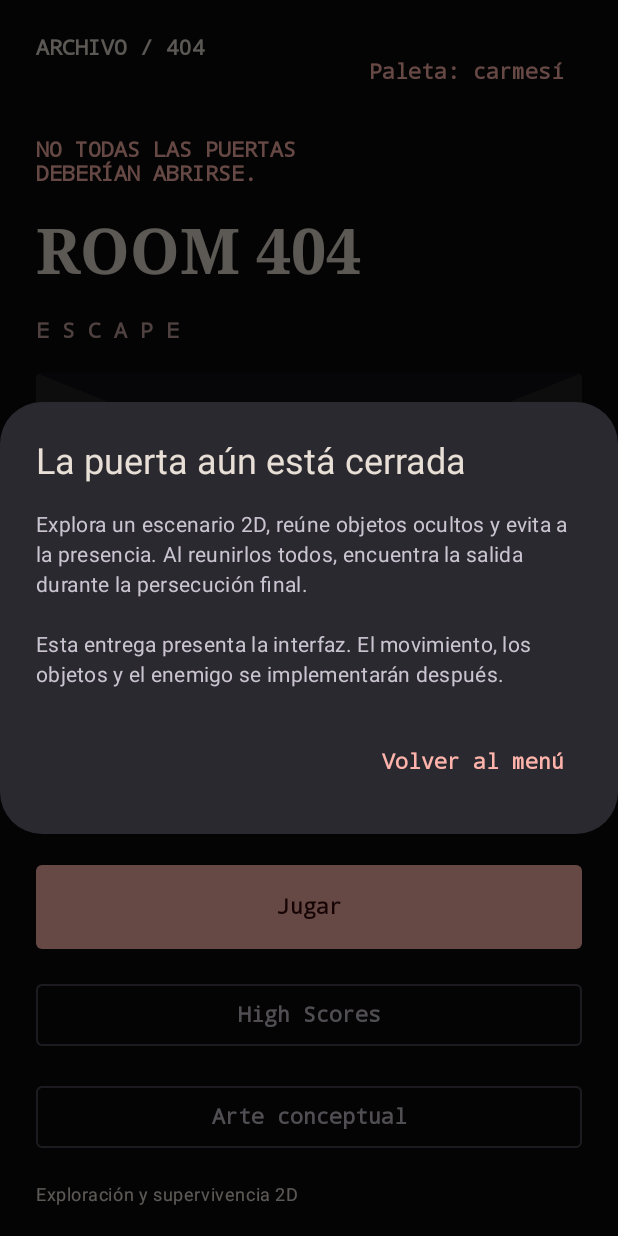
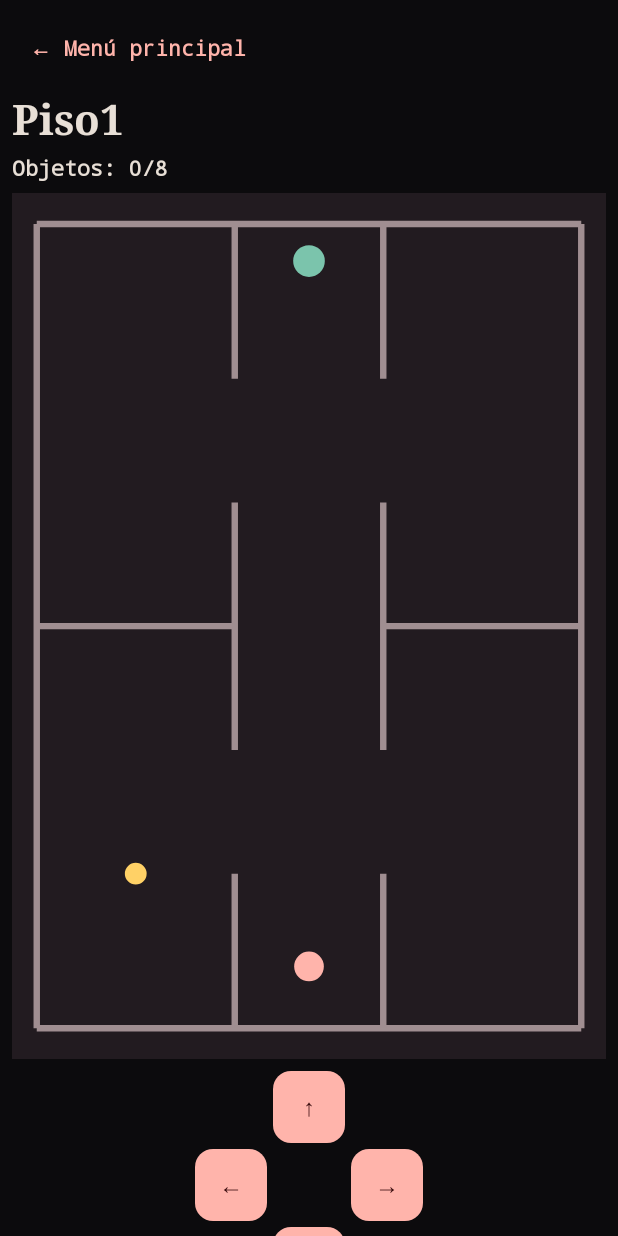
Before and after one commit to Alexeidgo/ProyectoFinal_JuegoAndroid_EscapeRoom, an Android app built with Jetpack Compose: the screen it shows after launch (MainActivity), after a tap on "Jugar", on a phone screen of 412 x 824 dp. Run offline under Robolectric (Android 15) with nearby library versions, the phone set to English and light mode, and no system bars.

Commit message:
Avances del mapa del Escape Room

```diff
--- a/app/src/main/java/mx/unam/room404escape/MainActivity.kt
+++ b/app/src/main/java/mx/unam/room404escape/MainActivity.kt
@@ -31,23 +31,27 @@ class MainActivity : ComponentActivity() {
 @Composable
 fun EscapeApp(vm: EscapeViewModel = viewModel()) {
     val s = vm.state
+    val isPlaying = s.screen == Screen.GAME
     HorrorTheme(s.alternate) {
         BackHandler(enabled = s.screen != Screen.MENU && !s.showIntroduction) { vm.navigate(Screen.MENU) }
         Scaffold(containerColor = MaterialTheme.colorScheme.background) { padding ->
-            Column(Modifier.fillMaxSize().padding(padding).verticalScroll(rememberScrollState()).padding(24.dp),
-                verticalArrangement = Arrangement.spacedBy(20.dp)) {
-                Row(Modifier.fillMaxWidth(), horizontalArrangement = Arrangement.SpaceBetween) {
-                    Text("ARCHIVO / 404", style = MaterialTheme.typography.labelLarge)
-                    TextButton(onClick = vm::toggleTheme) { Text(if (s.alternate) "Paleta: ceniza" else "Paleta: carmesí") }
+            Column(Modifier.fillMaxSize().padding(padding).verticalScroll(rememberScrollState()).padding(if (isPlaying) 8.dp else 24.dp),
+                verticalArrangement = Arrangement.spacedBy(if (isPlaying) 8.dp else 20.dp)) {
+                if (!isPlaying) {
+                    Row(Modifier.fillMaxWidth(), horizontalArrangement = Arrangement.SpaceBetween) {
+                        Text("ARCHIVO / 404", style = MaterialTheme.typography.labelLarge)
+                        TextButton(onClick = vm::toggleTheme) { Text(if (s.alternate) "Paleta: ceniza" else "Paleta: carmesí") }
+                    }
                 }
                 when(s.screen) {
+                    Screen.GAME -> GameScreen(onBack = { vm.navigate(Screen.MENU) })
                     Screen.MENU -> {
                         Text("NO TODAS LAS PUERTAS\nDEBERÍAN ABRIRSE.", style = MaterialTheme.typography.labelLarge, color = MaterialTheme.colorScheme.primary)
                         Text("ROOM 404", style = MaterialTheme.typography.headlineLarge)
                         Text("E S C A P E", style = MaterialTheme.typography.labelLarge, color = MaterialTheme.colorScheme.secondary)
                         Illustration(R.drawable.corridor, "Pasillo oscuro hacia la puerta 404, con una silueta al fondo")
                         Text("Despertaste en una habitación desconocida. Encuentra lo que falta antes de que la oscuridad te encuentre a ti.", style = MaterialTheme.typography.bodyLarge)
-                        Button(onClick = { vm.introduction(true) }, modifier = Modifier.fillMaxWidth().heightIn(min = 56.dp), shape = RoundedCornerShape(4.dp)) { Text("Jugar") }
+                        Button(onClick = { vm.navigate(Screen.GAME) }, modifier = Modifier.fillMaxWidth().heightIn(min = 56.dp), shape = RoundedCornerShape(4.dp)) { Text("Jugar") }
                         OutlinedButton(onClick = { vm.navigate(Screen.SCORES) }, modifier = Modifier.fillMaxWidth(), shape = RoundedCornerShape(4.dp)) { Text("High Scores") }
                         OutlinedButton(onClick = { vm.navigate(Screen.ART) }, modifier = Modifier.fillMaxWidth(), shape = RoundedCornerShape(4.dp)) { Text("Arte conceptual") }
                         Text("Exploración y supervivencia 2D", style = MaterialTheme.typography.bodySmall)
@@ -55,7 +59,7 @@ fun EscapeApp(vm: EscapeViewModel = viewModel()) {
                     Screen.SCORES -> {
                         BackToMenu(vm)
                         Text("LOS QUE ESCAPARON", style = MaterialTheme.typography.labelLarge, color = MaterialTheme.colorScheme.primary)
-                        Text("High Scores", style = MaterialTheme.typography.headlineLarge)
+                        Text("Puntuaciones", style = MaterialTheme.typography.headlineLarge)
                         Text("Datos de demostración · Sin conexión a Firebase", style = MaterialTheme.typography.bodyMedium)
                         vm.scores.forEachIndexed { index, score ->
                             Card(shape = RoundedCornerShape(4.dp)) {
@@ -81,17 +85,19 @@ fun EscapeApp(vm: EscapeViewModel = viewModel()) {
                         Text(art.title, style = MaterialTheme.typography.headlineMedium)
                         Text(art.description, style = MaterialTheme.typography.bodyLarge)
                     }
+
                 }
-                HorizontalDivider()
-                Text("ROOM 404: ESCAPE / PROTOTIPO DE INTERFAZ", style = MaterialTheme.typography.labelSmall, color = MaterialTheme.colorScheme.secondary)
+                if (!isPlaying) {
+                    HorizontalDivider()
+                    Text(
+                        "ROOM 404: ESCAPE / PROTOTIPO DE INTERFAZ",
+                        style = MaterialTheme.typography.labelSmall,
+                        color = MaterialTheme.colorScheme.secondary
+                    )
+                }
             }
         }
-        if(s.showIntroduction) AlertDialog(
-            onDismissRequest = { vm.introduction(false) },
-            title = { Text("La puerta aún está cerrada") },
-            text = { Text("Explora un escenario 2D, reúne objetos ocultos y evita a la presencia. Al reunirlos todos, encuentra la salida durante la persecución final.\n\nEsta entrega presenta la interfaz. El movimiento, los objetos y el enemigo se implementarán después.") },
-            confirmButton = { TextButton(onClick = { vm.introduction(false) }) { Text("Volver al menú") } }
-        )
+
     }
 }
 @Composable
--- a/app/src/main/java/mx/unam/room404escape/ui/EscapeViewModel.kt
+++ b/app/src/main/java/mx/unam/room404escape/ui/EscapeViewModel.kt
@@ -7,7 +7,7 @@ import androidx.lifecycle.SavedStateHandle
 import androidx.lifecycle.ViewModel
 import mx.unam.room404escape.data.*
 
-enum class Screen { MENU, SCORES, ART }
+enum class Screen { MENU, SCORES, ART , GAME}
 data class EscapeUiState(
     val screen: Screen = Screen.MENU,
     val alternate: Boolean = false,
--- /dev/null
+++ b/app/src/main/java/mx/unam/room404escape/ui/GameScreen.kt
@@ -0,0 +1,262 @@
+package mx.unam.room404escape.ui
+
+import androidx.compose.foundation.Canvas
+import androidx.compose.foundation.layout.aspectRatio
+import androidx.compose.foundation.layout.fillMaxWidth
+import androidx.compose.material3.MaterialTheme
+import androidx.compose.material3.Text
+import androidx.compose.material3.TextButton
+import androidx.compose.runtime.Composable
+import androidx.compose.ui.Modifier
+import androidx.compose.ui.geometry.Offset
+import androidx.compose.ui.graphics.Color
+import androidx.compose.ui.semantics.contentDescription
+import androidx.compose.ui.semantics.semantics
+
+//Colisiones Y lógica Juego
+import androidx.compose.foundation.layout.Arrangement
+import androidx.compose.foundation.layout.Row
+import androidx.compose.material3.Button
+import androidx.compose.runtime.getValue
+import androidx.compose.runtime.mutableFloatStateOf
+import androidx.compose.runtime.saveable.rememberSaveable
+import androidx.compose.runtime.setValue
+import androidx.compose.ui.unit.dp
+
+//MovimientoFluido
+import androidx.compose.foundation.gestures.detectTapGestures
+import androidx.compose.foundation.layout.Box
+import androidx.compose.foundation.layout.size
+import androidx.compose.material3.Surface
+import androidx.compose.runtime.rememberUpdatedState
+import androidx.compose.ui.Alignment
+import androidx.compose.ui.input.pointer.pointerInput
+import androidx.compose.ui.semantics.Role
+import androidx.compose.ui.semantics.onClick
+import androidx.compose.ui.semantics.role
+import kotlinx.coroutines.coroutineScope
+import kotlinx.coroutines.delay
+import kotlinx.coroutines.launch
+//Cruceta
+import androidx.compose.foundation.layout.Column
+import androidx.compose.foundation.layout.Spacer
+//Manejar pisos
+import androidx.compose.runtime.mutableIntStateOf
+import androidx.compose.runtime.mutableStateOf
+
+
+private const val HOUSE_WIDTH = 12f
+private const val HOUSE_HEIGHT = 17.5f
+private const val MAP_Y_SCALE = HOUSE_HEIGHT / 14f
+private val entrance = Offset(6f, 12.5f * MAP_Y_SCALE)
+
+private data class Wall(val start: Offset, val end: Offset)
+
+private fun wall(x1: Float, y1: Float, x2: Float, y2: Float) =
+    Wall(
+        Offset(x1, y1 * MAP_Y_SCALE),
+        Offset(x2, y2 * MAP_Y_SCALE)
+    )
+// Los tramos separados dejan puertas de dos unidades hacia el pasillo.
+//Piso1
+private val walls = listOf(
+    wall(0.5f, 0.5f, 11.5f, 0.5f),
+    wall(0.5f, 0.5f, 0.5f, 13.5f),
+    wall(11.5f, 0.5f, 11.5f, 13.5f),
+    wall(0.5f, 13.5f, 11.5f, 13.5f),
+    wall(0.5f, 7f, 4.5f, 7f),
+    wall(7.5f, 7f, 11.5f, 7f),
+    wall(4.5f, 0.5f, 4.5f, 3f),
+    wall(4.5f, 5f, 4.5f, 9f),
+    wall(4.5f, 11f, 4.5f, 13.5f),
+    wall(7.5f, 0.5f, 7.5f, 3f),
+    wall(7.5f, 5f, 7.5f, 9f),
+    wall(7.5f, 11f, 7.5f, 13.5f)
+)
+//Piso2
+private val floorTwoWalls = walls.take(4) + listOf(
+    wall(0.5f, 7f, 5f, 7f),
+    wall(7f, 7f, 11.5f, 7f)
+)
+
+private val flashlight = Offset(2.5f, 11f * MAP_Y_SCALE)
+private val stairsUp = Offset(6f, 1.1f * MAP_Y_SCALE)
+private val stairsDown = Offset(6f, 12.9f * MAP_Y_SCALE)
+
+private fun isNear(position: Offset, target: Offset, radius: Float): Boolean {
+    val dx = position.x - target.x
+    val dy = position.y - target.y
+    return dx * dx + dy * dy <= radius * radius
+}
+//Fin Piso 2
+private const val PLAYER_RADIUS = 0.3f
+private const val WALL_THICKNESS = 0.13f
+
+//Velocidad del protagonista
+private const val MOVE_STEP = 0.12f
+
+private fun hitsWall(position: Offset, activeWalls: List<Wall>): Boolean {
+    val clearance = PLAYER_RADIUS + WALL_THICKNESS / 2f
+
+    return activeWalls.any { wall ->
+        val nearestX = position.x.coerceIn(
+            minOf(wall.start.x, wall.end.x),
+            maxOf(wall.start.x, wall.end.x)
+        )
+        val nearestY = position.y.coerceIn(
+            minOf(wall.start.y, wall.end.y),
+            maxOf(wall.start.y, wall.end.y)
+        )
+        val dx = position.x - nearestX
+        val dy = position.y - nearestY
+        dx * dx + dy * dy < clearance * clearance
+    }
+}
+
+@Composable
+fun GameScreen(onBack: () -> Unit) {
+    var playerX by rememberSaveable { mutableFloatStateOf(entrance.x) }
+    var playerY by rememberSaveable { mutableFloatStateOf(entrance.y) }
+
+    var floor by rememberSaveable { mutableIntStateOf(1) }
+    var hasFlashlight by rememberSaveable { mutableStateOf(false) }
+
+    fun move(dx: Float, dy: Float) {
+        val next = Offset(playerX + dx, playerY + dy)
+        val activeWalls = if (floor == 1) walls else floorTwoWalls
+
+        if (hitsWall(next, activeWalls)) return
+
+        playerX = next.x
+        playerY = next.y
+
+        if (floor == 1 && isNear(next, flashlight, 0.55f)) {
+            hasFlashlight = true
+        }
+
+        when {
+            floor == 1 && dy < 0f && isNear(next, stairsUp, 0.55f) -> {
+                floor = 2
+                playerX = stairsDown.x
+                playerY = stairsDown.y - 1f
+            }
+            floor == 2 && dy > 0f && isNear(next, stairsDown, 0.55f) -> {
+                floor = 1
+                playerX = stairsUp.x
+                playerY = stairsUp.y + 1f
+            }
+        }
+    }
+
+    TextButton(onClick = onBack) { Text("← Menú principal") }
+    Text("Piso$floor", style = MaterialTheme.typography.headlineMedium)
+    Text("Objetos: ${if (hasFlashlight) 1 else 0}/8", style = MaterialTheme.typography.labelLarge)
+    val playerColor = MaterialTheme.colorScheme.primary
+
+    Canvas(
+        modifier = Modifier
+            .fillMaxWidth()
+            .aspectRatio(HOUSE_WIDTH / HOUSE_HEIGHT)
+            .semantics { contentDescription = "Plano de la casa con cuatro habitaciones y un pasillo" }
+    )
+
+    {
+        val unit = size.width / HOUSE_WIDTH
+        drawRect(Color(0xFF221B20))
+        val activeWalls = if (floor == 1) walls else floorTwoWalls
+        activeWalls.forEach { segment ->
+            drawLine(
+                color = Color(0xFFA08E91),
+                start = segment.start * unit,
+                end = segment.end * unit,
+                strokeWidth = WALL_THICKNESS * unit
+            )
+        }
+        //Escaleras
+        val stairs = if (floor == 1) stairsUp else stairsDown
+
+        drawCircle(
+            color = Color(0xFF7BC4AC),
+            radius = 0.32f * unit,
+            center = stairs * unit
+        )
+
+        if (floor == 1 && !hasFlashlight) {
+            drawCircle(
+                color = Color(0xFFFFD166),
+                radius = 0.22f * unit,
+                center = flashlight * unit
+            )
+        }
+        drawCircle(
+            color = playerColor,
+            radius = PLAYER_RADIUS * unit,
+            center = Offset(playerX, playerY) * unit
+        )
+    }
+    Column(
+        modifier = Modifier.fillMaxWidth(),
+        horizontalAlignment = Alignment.CenterHorizontally,
+        verticalArrangement = Arrangement.spacedBy(4.dp)
+    ) {
+        HoldDirection("↑", "Arriba") { move(0f, -MOVE_STEP) }
+
+        Row(horizontalArrangement = Arrangement.spacedBy(4.dp)) {
+            HoldDirection("←", "Izquierda") { move(-MOVE_STEP, 0f) }
+            Spacer(Modifier.size(48.dp))
+            HoldDirection("→", "Derecha") { move(MOVE_STEP, 0f) }
+        }
+
+        HoldDirection("↓", "Abajo") { move(0f, MOVE_STEP) }
+    }
+}
+@Composable
+private fun HoldDirection(
+    arrow: String,
+    label: String,
+    onMove: () -> Unit
+) {
+    val moveNow by rememberUpdatedState(onMove)
+
+    Surface(
+        modifier = Modifier
+            .size(48.dp)
+            .semantics {
+                contentDescription = label
+                role = Role.Button
+                onClick {
+                    moveNow()
+                    true
+                }
+            }
+            .pointerInput(Unit) {
+                detectTapGestures(
+                    onPress = {
+                        coroutineScope {
+                            moveNow() // Primer paso al tocar.
+                            val repeatMovement = launch {
+                                delay(120L)
+                                while (true) {
+                                    moveNow()
+                                    delay(32L)
+                                }
+                            }
+
+                            try {
+                                tryAwaitRelease()
+                            } finally {
+                                repeatMovement.cancel()
+                            }
+                        }
+                    }
+                )
+            },
+        shape = MaterialTheme.shapes.medium,
+        color = MaterialTheme.colorScheme.primary,
+        contentColor = MaterialTheme.colorScheme.onPrimary
+    ) {
+        Box(contentAlignment = Alignment.Center) {
+            Text(arrow)
+        }
+    }
+}
```
